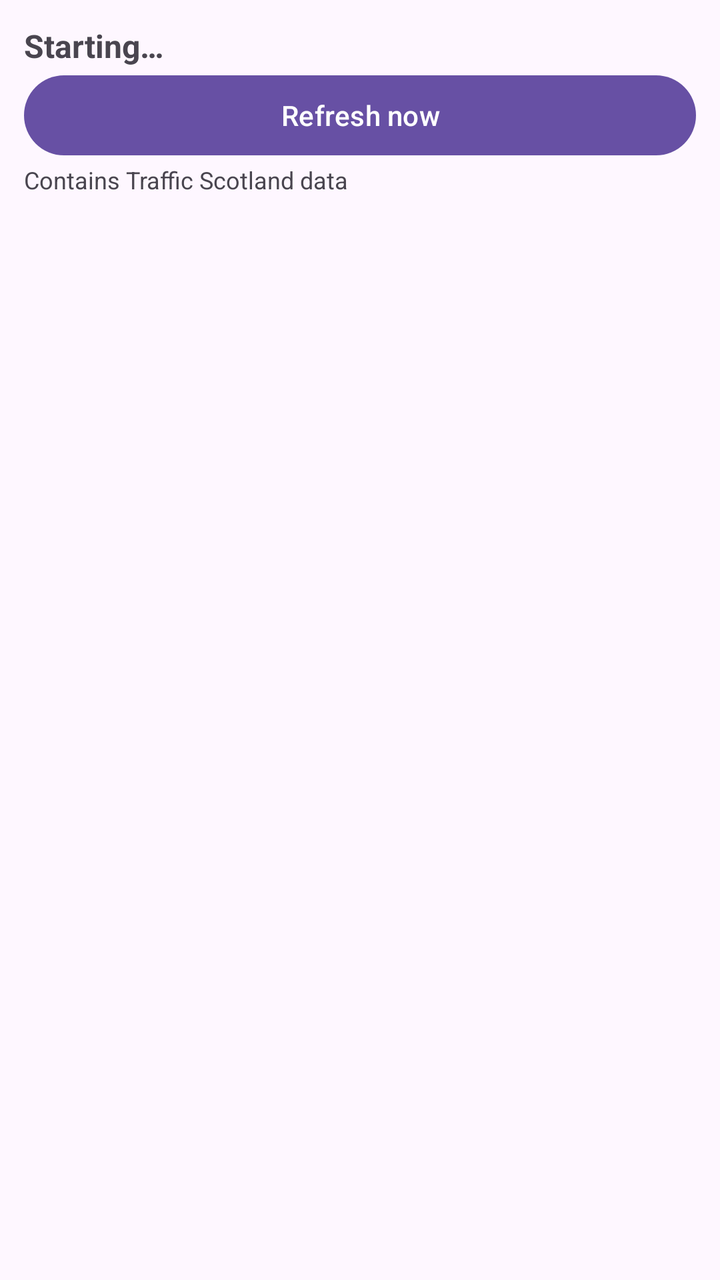
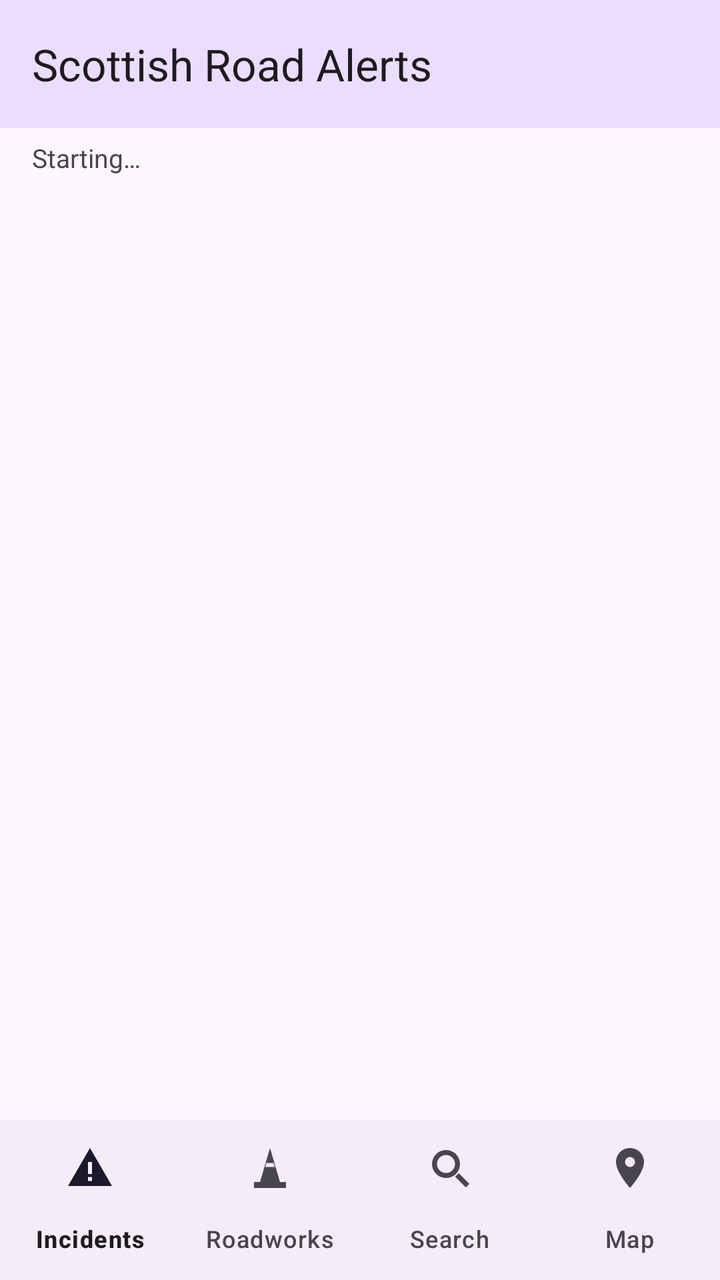

Before-and-after screenshots of an Android layout around one commit, followed by the original layout XML and the change that was made.
<!-- AndroidManifest.xml: application theme Theme.Ahmad_Haziq_S2337383 -->
<!-- res/layout/activity_main.xml -->
<?xml version="1.0" encoding="utf-8"?>
<LinearLayout xmlns:android="http://schemas.android.com/apk/res/android"
    xmlns:tools="http://schemas.android.com/tools"
    android:id="@+id/main"
    android:layout_width="match_parent"
    android:layout_height="match_parent"
    android:orientation="vertical"
    android:padding="12dp"
    tools:context=".MainActivity">

    <TextView
        android:id="@+id/statusText"
        android:layout_width="match_parent"
        android:layout_height="wrap_content"
        android:textSize="16sp"
        android:textStyle="bold"
        android:text="Starting…" />

    <Button
        android:id="@+id/refreshButton"
        android:layout_width="match_parent"
        android:layout_height="wrap_content"
        android:text="Refresh now" />

    <TextView
        android:layout_width="match_parent"
        android:layout_height="wrap_content"
        android:textSize="12sp"
        android:text="Contains Traffic Scotland data" />

    <ScrollView
        android:layout_width="match_parent"
        android:layout_height="0dp"
        android:layout_weight="1">

        <TextView
            android:id="@+id/outputText"
            android:layout_width="match_parent"
            android:layout_height="wrap_content"
            android:textSize="14sp" />
    </ScrollView>
</LinearLayout>
<!-- resources referenced by this layout -->
<resources>
  <style name="Theme.Ahmad_Haziq_S2337383" parent="Base.Theme.Ahmad_Haziq_S2337383" />
  <style name="Base.Theme.Ahmad_Haziq_S2337383" parent="Theme.Material3.DayNight.NoActionBar">
          
          
      </style>
</resources>

<!-- the commit's change to res/layout/activity_main.xml (unified diff, before → after) -->
@@ -1,42 +1,55 @@
 <?xml version="1.0" encoding="utf-8"?>
 <LinearLayout xmlns:android="http://schemas.android.com/apk/res/android"
+    xmlns:app="http://schemas.android.com/apk/res-auto"
     xmlns:tools="http://schemas.android.com/tools"
     android:id="@+id/main"
     android:layout_width="match_parent"
     android:layout_height="match_parent"
     android:orientation="vertical"
-    android:padding="12dp"
     tools:context=".MainActivity">
+
+    <com.google.android.material.appbar.MaterialToolbar
+        android:id="@+id/toolbar"
+        android:layout_width="match_parent"
+        android:layout_height="?attr/actionBarSize"
+        android:background="?attr/colorPrimaryContainer"
+        app:title="@string/app_title" />
 
     <TextView
         android:id="@+id/statusText"
         android:layout_width="match_parent"
         android:layout_height="wrap_content"
-        android:textSize="16sp"
-        android:textStyle="bold"
-        android:text="Starting…" />
+        android:paddingStart="16dp"
+        android:paddingTop="6dp"
+        android:paddingEnd="16dp"
+        android:paddingBottom="6dp"
+        android:textSize="13sp"
+        android:text="@string/status_starting" />
 
-    <Button
-        android:id="@+id/refreshButton"
-        android:layout_width="match_parent"
-        android:layout_height="wrap_content"
-        android:text="Refresh now" />
-
-    <TextView
-        android:layout_width="match_parent"
-        android:layout_height="wrap_content"
-        android:textSize="12sp"
-        android:text="Contains Traffic Scotland data" />
-
-    <ScrollView
+    <FrameLayout
         android:layout_width="match_parent"
         android:layout_height="0dp"
         android:layout_weight="1">
 
-        <TextView
-            android:id="@+id/outputText"
+        <FrameLayout
+            android:id="@+id/main_container"
             android:layout_width="match_parent"
-            android:layout_height="wrap_content"
-            android:textSize="14sp" />
-    </ScrollView>
+            android:layout_height="match_parent" />
+
+        <FrameLayout
+            android:id="@+id/detail_container"
+            android:layout_width="match_parent"
+            android:layout_height="match_parent"
+            android:background="?android:attr/colorBackground"
+            android:clickable="true"
+            android:focusable="true"
+            android:visibility="gone" />
+    </FrameLayout>
+
+    <com.google.android.material.bottomnavigation.BottomNavigationView
+        android:id="@+id/nav_view"
+        android:layout_width="match_parent"
+        android:layout_height="wrap_content"
+        app:labelVisibilityMode="labeled"
+        app:menu="@menu/nav_menu" />
 </LinearLayout>
<!-- resource entries referenced after the edit -->
@@ -1,5 +1,7 @@
 <!-- resources referenced by this layout -->
 <resources>
+  <string name="app_title">Scottish Road Alerts</string>
+  <string name="status_starting">Starting…</string>
   <style name="Theme.Ahmad_Haziq_S2337383" parent="Base.Theme.Ahmad_Haziq_S2337383" />
   <style name="Base.Theme.Ahmad_Haziq_S2337383" parent="Theme.Material3.DayNight.NoActionBar">
           
